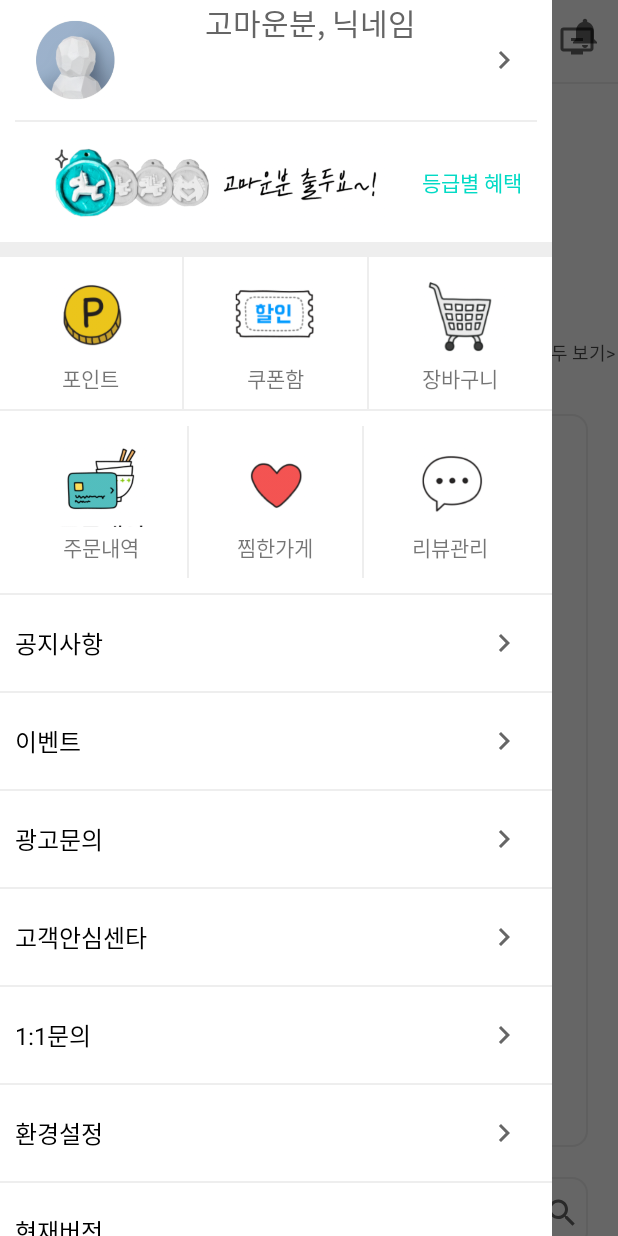
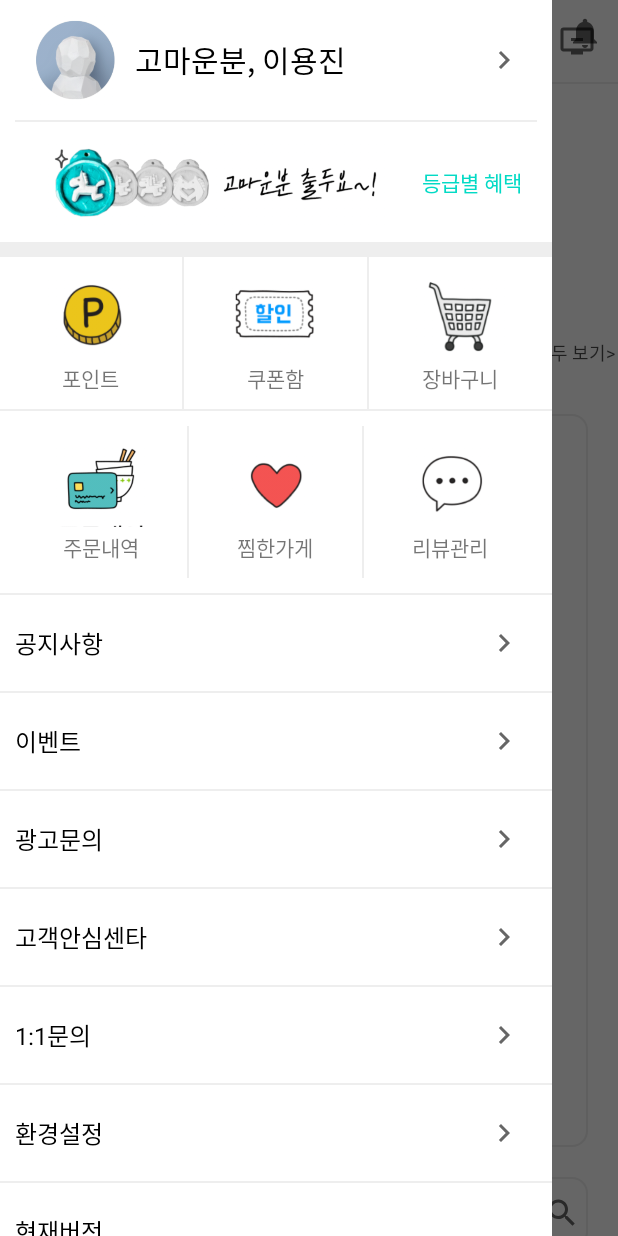
Before and after one commit to Leesin0222/clone-badelminjock, an Android app: the screen it shows after launch (MainActivity), with the side drawer open, on a phone screen of 412 x 824 dp. Run offline under Robolectric (Android 15) with nearby library versions, the phone set to English and light mode, and no system bars.

Commit message:
📑 :: gravity -> layout_gravity로 수정

```diff
--- a/bedalminjock/app/src/main/res/layout/layout_slide_menu.xml
+++ b/bedalminjock/app/src/main/res/layout/layout_slide_menu.xml
@@ -44,10 +44,10 @@
                 <TextView
                     android:layout_width="match_parent"
                     android:layout_height="wrap_content"
-                    android:gravity="center"
+                    android:layout_gravity="center"
                     android:layout_weight = "1"
-                    android:text="고마운분, 닉네임"
-                    android:textColor="#656565"
+                    android:text="고마운분, 이용진"
+                    android:textColor="#000"
                     android:textSize="20sp" />
 
                 <ImageView
```
